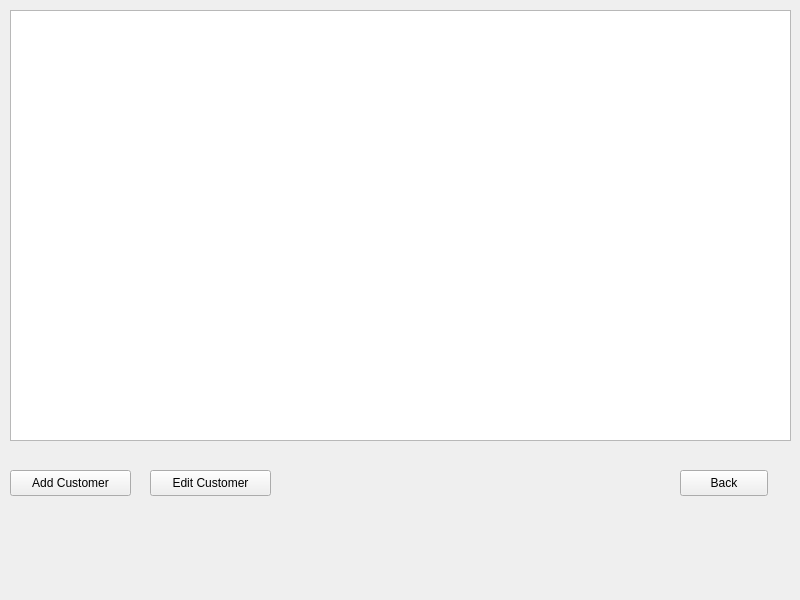
First picture: the form in UI/ManageCustomersWindow/managecustomerswindow.ui, repository davrdic/DavidPharmacyEleven, before the edit.
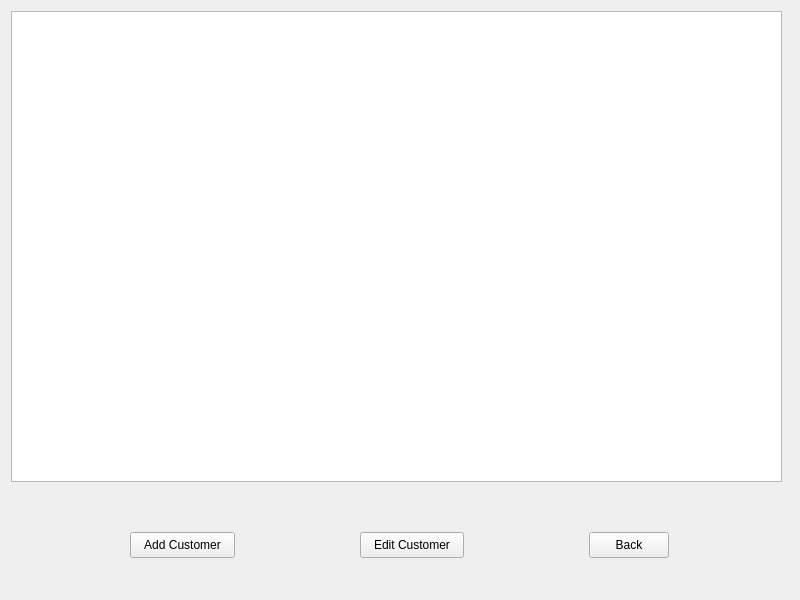
Second picture: the form after the edit.

Diff of the .ui file:
```diff
--- a/UI/ManageCustomersWindow/managecustomerswindow.ui
+++ b/UI/ManageCustomersWindow/managecustomerswindow.ui
@@ -16,12 +16,18 @@
   <widget class="QPushButton" name="backButton">
    <property name="geometry">
     <rect>
-     <x>680</x>
-     <y>470</y>
-     <width>88</width>
+     <x>589</x>
+     <y>532</y>
+     <width>80</width>
      <height>26</height>
     </rect>
    </property>
+   <property name="sizePolicy">
+    <sizepolicy hsizetype="Fixed" vsizetype="Fixed">
+     <horstretch>0</horstretch>
+     <verstretch>0</verstretch>
+    </sizepolicy>
+   </property>
    <property name="text">
     <string>Back</string>
    </property>
@@ -29,12 +35,18 @@
   <widget class="QPushButton" name="addCustomerButton">
    <property name="geometry">
     <rect>
-     <x>10</x>
-     <y>470</y>
-     <width>121</width>
+     <x>130</x>
+     <y>532</y>
+     <width>105</width>
      <height>26</height>
     </rect>
    </property>
+   <property name="sizePolicy">
+    <sizepolicy hsizetype="Fixed" vsizetype="Fixed">
+     <horstretch>0</horstretch>
+     <verstretch>0</verstretch>
+    </sizepolicy>
+   </property>
    <property name="text">
     <string>Add Customer</string>
    </property>
@@ -42,12 +54,18 @@
   <widget class="QPushButton" name="editCustomerButton">
    <property name="geometry">
     <rect>
-     <x>150</x>
-     <y>470</y>
-     <width>121</width>
+     <x>360</x>
+     <y>532</y>
+     <width>104</width>
      <height>26</height>
     </rect>
    </property>
+   <property name="sizePolicy">
+    <sizepolicy hsizetype="Fixed" vsizetype="Fixed">
+     <horstretch>0</horstretch>
+     <verstretch>0</verstretch>
+    </sizepolicy>
+   </property>
    <property name="text">
     <string>Edit Customer</string>
    </property>
@@ -55,12 +73,18 @@
   <widget class="QTableWidget" name="customerTableWidget">
    <property name="geometry">
     <rect>
-     <x>10</x>
-     <y>10</y>
-     <width>781</width>
-     <height>431</height>
+     <x>11</x>
+     <y>11</y>
+     <width>771</width>
+     <height>471</height>
     </rect>
    </property>
+   <property name="sizePolicy">
+    <sizepolicy hsizetype="Expanding" vsizetype="Expanding">
+     <horstretch>0</horstretch>
+     <verstretch>0</verstretch>
+    </sizepolicy>
+   </property>
   </widget>
  </widget>
  <resources/>
```
